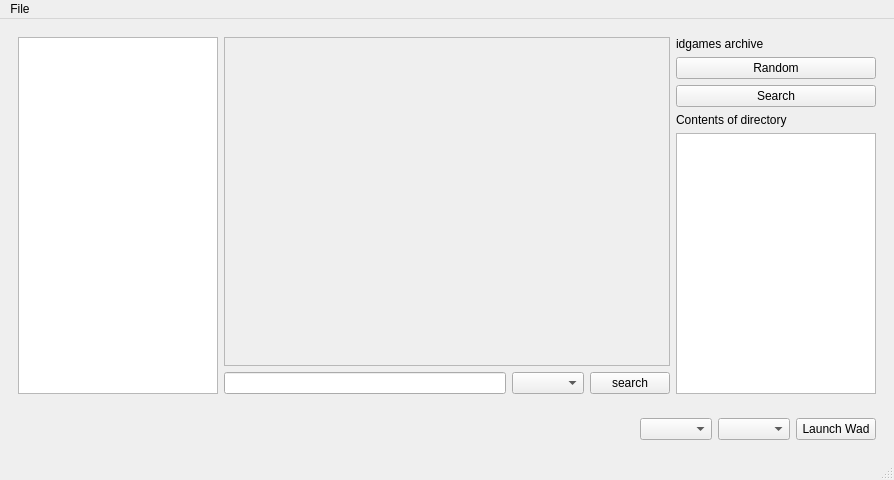
Above: src/main/resources/base/template/wadlauncher.ui from karlpet/WadLauncher before the change. Below: the same form after it.
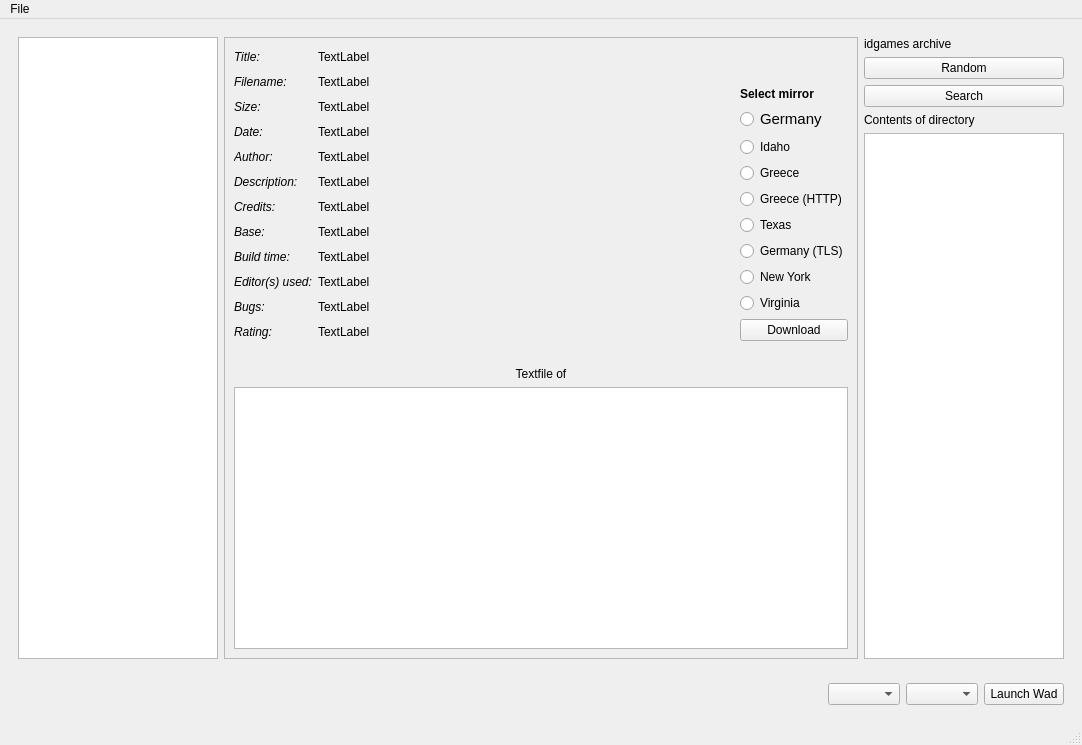
That is the form after the change. The open tabs and pages were chosen to show the change.

Patch:
```diff
--- a/src/main/resources/base/template/wadlauncher.ui
+++ b/src/main/resources/base/template/wadlauncher.ui
@@ -6,8 +6,8 @@
    <rect>
     <x>0</x>
     <y>0</y>
-    <width>894</width>
-    <height>480</height>
+    <width>1082</width>
+    <height>745</height>
    </rect>
   </property>
   <property name="windowTitle">
@@ -80,8 +80,8 @@
               <rect>
                <x>0</x>
                <y>0</y>
-               <width>444</width>
-               <height>309</height>
+               <width>632</width>
+               <height>574</height>
               </rect>
              </property>
             </widget>
@@ -109,7 +109,643 @@
           </item>
          </layout>
         </widget>
-        <widget class="QWidget" name="idgamesRandom"/>
+        <widget class="QWidget" name="idgames_detail">
+         <layout class="QVBoxLayout" name="verticalLayout_5">
+          <property name="leftMargin">
+           <number>0</number>
+          </property>
+          <property name="topMargin">
+           <number>0</number>
+          </property>
+          <property name="rightMargin">
+           <number>0</number>
+          </property>
+          <property name="bottomMargin">
+           <number>0</number>
+          </property>
+          <item>
+           <widget class="QScrollArea" name="scrollArea">
+            <property name="horizontalScrollBarPolicy">
+             <enum>Qt::ScrollBarAlwaysOff</enum>
+            </property>
+            <property name="widgetResizable">
+             <bool>true</bool>
+            </property>
+            <widget class="QWidget" name="scrollAreaWidgetContents">
+             <property name="geometry">
+              <rect>
+               <x>0</x>
+               <y>0</y>
+               <width>632</width>
+               <height>609</height>
+              </rect>
+             </property>
+             <layout class="QGridLayout" name="gridLayout_2">
+              <item row="2" column="0" colspan="2">
+               <layout class="QVBoxLayout" name="idgames_detail_reviews_layout">
+                <property name="bottomMargin">
+                 <number>20</number>
+                </property>
+               </layout>
+              </item>
+              <item row="0" column="1" rowspan="2">
+               <layout class="QVBoxLayout" name="idgames_detail_download_layout">
+                <property name="sizeConstraint">
+                 <enum>QLayout::SetMinimumSize</enum>
+                </property>
+                <item>
+                 <spacer name="verticalSpacer">
+                  <property name="orientation">
+                   <enum>Qt::Vertical</enum>
+                  </property>
+                  <property name="sizeHint" stdset="0">
+                   <size>
+                    <width>20</width>
+                    <height>40</height>
+                   </size>
+                  </property>
+                 </spacer>
+                </item>
+                <item>
+                 <widget class="QLabel" name="label">
+                  <property name="font">
+                   <font>
+                    <weight>75</weight>
+                    <bold>true</bold>
+                   </font>
+                  </property>
+                  <property name="text">
+                   <string>Select mirror</string>
+                  </property>
+                 </widget>
+                </item>
+                <item>
+                 <widget class="QRadioButton" name="radioButton_8">
+                  <property name="font">
+                   <font>
+                    <pointsize>11</pointsize>
+                   </font>
+                  </property>
+                  <property name="text">
+                   <string>Germany</string>
+                  </property>
+                  <attribute name="buttonGroup">
+                   <string notr="true">idgames_detail_download_mirror_select</string>
+                  </attribute>
+                 </widget>
+                </item>
+                <item>
+                 <widget class="QRadioButton" name="radioButton_7">
+                  <property name="text">
+                   <string>Idaho</string>
+                  </property>
+                  <attribute name="buttonGroup">
+                   <string notr="true">idgames_detail_download_mirror_select</string>
+                  </attribute>
+                 </widget>
+                </item>
+                <item>
+                 <widget class="QRadioButton" name="radioButton_6">
+                  <property name="text">
+                   <string>Greece</string>
+                  </property>
+                  <attribute name="buttonGroup">
+                   <string notr="true">idgames_detail_download_mirror_select</string>
+                  </attribute>
+                 </widget>
+                </item>
+                <item>
+                 <widget class="QRadioButton" name="radioButton_5">
+                  <property name="text">
+                   <string>Greece (HTTP)</string>
+                  </property>
+                  <attribute name="buttonGroup">
+                   <string notr="true">idgames_detail_download_mirror_select</string>
+                  </attribute>
+                 </widget>
+                </item>
+                <item>
+                 <widget class="QRadioButton" name="radioButton_4">
+                  <property name="text">
+                   <string>Texas</string>
+                  </property>
+                  <attribute name="buttonGroup">
+                   <string notr="true">idgames_detail_download_mirror_select</string>
+                  </attribute>
+                 </widget>
+                </item>
+                <item>
+                 <widget class="QRadioButton" name="radioButton_3">
+                  <property name="text">
+                   <string>Germany (TLS)</string>
+                  </property>
+                  <attribute name="buttonGroup">
+                   <string notr="true">idgames_detail_download_mirror_select</string>
+                  </attribute>
+                 </widget>
+                </item>
+                <item>
+                 <widget class="QRadioButton" name="radioButton_2">
+                  <property name="text">
+                   <string>New York</string>
+                  </property>
+                  <attribute name="buttonGroup">
+                   <string notr="true">idgames_detail_download_mirror_select</string>
+                  </attribute>
+                 </widget>
+                </item>
+                <item>
+                 <widget class="QRadioButton" name="radioButton">
+                  <property name="text">
+                   <string>Virginia</string>
+                  </property>
+                  <attribute name="buttonGroup">
+                   <string notr="true">idgames_detail_download_mirror_select</string>
+                  </attribute>
+                 </widget>
+                </item>
+                <item>
+                 <widget class="QPushButton" name="idgames_detail_download_button">
+                  <property name="text">
+                   <string>Download</string>
+                  </property>
+                 </widget>
+                </item>
+               </layout>
+              </item>
+              <item row="0" column="0" rowspan="2">
+               <layout class="QGridLayout" name="idgames_detail_info_layout">
+                <item row="6" column="0">
+                 <widget class="QLabel" name="label_8">
+                  <property name="sizePolicy">
+                   <sizepolicy hsizetype="Minimum" vsizetype="Preferred">
+                    <horstretch>0</horstretch>
+                    <verstretch>0</verstretch>
+                   </sizepolicy>
+                  </property>
+                  <property name="font">
+                   <font>
+                    <pointsize>9</pointsize>
+                    <italic>true</italic>
+                   </font>
+                  </property>
+                  <property name="text">
+                   <string>Credits:</string>
+                  </property>
+                 </widget>
+                </item>
+                <item row="8" column="0">
+                 <widget class="QLabel" name="label_6">
+                  <property name="sizePolicy">
+                   <sizepolicy hsizetype="Minimum" vsizetype="Preferred">
+                    <horstretch>0</horstretch>
+                    <verstretch>0</verstretch>
+                   </sizepolicy>
+                  </property>
+                  <property name="font">
+                   <font>
+                    <pointsize>9</pointsize>
+                    <italic>true</italic>
+                   </font>
+                  </property>
+                  <property name="text">
+                   <string>Build time:</string>
+                  </property>
+                 </widget>
+                </item>
+                <item row="10" column="0">
+                 <widget class="QLabel" name="label_3">
+                  <property name="sizePolicy">
+                   <sizepolicy hsizetype="Minimum" vsizetype="Preferred">
+                    <horstretch>0</horstretch>
+                    <verstretch>0</verstretch>
+                   </sizepolicy>
+                  </property>
+                  <property name="font">
+                   <font>
+                    <pointsize>9</pointsize>
+                    <italic>true</italic>
+                   </font>
+                  </property>
+                  <property name="text">
+                   <string>Bugs:</string>
+                  </property>
+                 </widget>
+                </item>
+                <item row="7" column="0">
+                 <widget class="QLabel" name="label_7">
+                  <property name="sizePolicy">
+                   <sizepolicy hsizetype="Minimum" vsizetype="Preferred">
+                    <horstretch>0</horstretch>
+                    <verstretch>0</verstretch>
+                   </sizepolicy>
+                  </property>
+                  <property name="font">
+                   <font>
+                    <pointsize>9</pointsize>
+                    <italic>true</italic>
+                   </font>
+                  </property>
+                  <property name="text">
+                   <string>Base:</string>
+                  </property>
+                 </widget>
+                </item>
+                <item row="1" column="1">
+                 <widget class="QLabel" name="idgames_detail_info_filename">
+                  <property name="sizePolicy">
+                   <sizepolicy hsizetype="Expanding" vsizetype="Preferred">
+                    <horstretch>0</horstretch>
+                    <verstretch>0</verstretch>
+                   </sizepolicy>
+                  </property>
+                  <property name="font">
+                   <font>
+                    <pointsize>9</pointsize>
+                   </font>
+                  </property>
+                  <property name="text">
+                   <string>TextLabel</string>
+                  </property>
+                 </widget>
+                </item>
+                <item row="3" column="0">
+                 <widget class="QLabel" name="label_11">
+                  <property name="sizePolicy">
+                   <sizepolicy hsizetype="Minimum" vsizetype="Preferred">
+                    <horstretch>0</horstretch>
+                    <verstretch>0</verstretch>
+                   </sizepolicy>
+                  </property>
+                  <property name="font">
+                   <font>
+                    <pointsize>9</pointsize>
+                    <italic>true</italic>
+                   </font>
+                  </property>
+                  <property name="text">
+                   <string>Date:</string>
+                  </property>
+                 </widget>
+                </item>
+                <item row="7" column="1">
+                 <widget class="QLabel" name="idgames_detail_info_base">
+                  <property name="sizePolicy">
+                   <sizepolicy hsizetype="Expanding" vsizetype="Preferred">
+                    <horstretch>0</horstretch>
+                    <verstretch>0</verstretch>
+                   </sizepolicy>
+                  </property>
+                  <property name="font">
+                   <font>
+                    <pointsize>9</pointsize>
+                   </font>
+                  </property>
+                  <property name="text">
+                   <string>TextLabel</string>
+                  </property>
+                 </widget>
+                </item>
+                <item row="8" column="1">
+                 <widget class="QLabel" name="idgames_detail_info_buildtime">
+                  <property name="sizePolicy">
+                   <sizepolicy hsizetype="Expanding" vsizetype="Preferred">
+                    <horstretch>0</horstretch>
+                    <verstretch>0</verstretch>
+                   </sizepolicy>
+                  </property>
+                  <property name="font">
+                   <font>
+                    <pointsize>9</pointsize>
+                   </font>
+                  </property>
+                  <property name="text">
+                   <string>TextLabel</string>
+                  </property>
+                 </widget>
+                </item>
+                <item row="4" column="0">
+                 <widget class="QLabel" name="label_10">
+                  <property name="sizePolicy">
+                   <sizepolicy hsizetype="Minimum" vsizetype="Preferred">
+                    <horstretch>0</horstretch>
+                    <verstretch>0</verstretch>
+                   </sizepolicy>
+                  </property>
+                  <property name="font">
+                   <font>
+                    <pointsize>9</pointsize>
+                    <italic>true</italic>
+                   </font>
+                  </property>
+                  <property name="text">
+                   <string>Author:</string>
+                  </property>
+                 </widget>
+                </item>
+                <item row="0" column="1">
+                 <widget class="QLabel" name="idgames_detail_info_title">
+                  <property name="sizePolicy">
+                   <sizepolicy hsizetype="Expanding" vsizetype="Preferred">
+                    <horstretch>0</horstretch>
+                    <verstretch>0</verstretch>
+                   </sizepolicy>
+                  </property>
+                  <property name="font">
+                   <font>
+                    <pointsize>9</pointsize>
+                   </font>
+                  </property>
+                  <property name="autoFillBackground">
+                   <bool>false</bool>
+                  </property>
+                  <property name="text">
+                   <string>TextLabel</string>
+                  </property>
+                 </widget>
+                </item>
+                <item row="2" column="1">
+                 <widget class="QLabel" name="idgames_detail_info_size">
+                  <property name="sizePolicy">
+                   <sizepolicy hsizetype="Expanding" vsizetype="Preferred">
+                    <horstretch>0</horstretch>
+                    <verstretch>0</verstretch>
+                   </sizepolicy>
+                  </property>
+                  <property name="font">
+                   <font>
+                    <pointsize>9</pointsize>
+                   </font>
+                  </property>
+                  <property name="text">
+                   <string>TextLabel</string>
+                  </property>
+                 </widget>
+                </item>
+                <item row="6" column="1">
+                 <widget class="QLabel" name="idgames_detail_info_credits">
+                  <property name="sizePolicy">
+                   <sizepolicy hsizetype="Expanding" vsizetype="Preferred">
+                    <horstretch>0</horstretch>
+                    <verstretch>0</verstretch>
+                   </sizepolicy>
+                  </property>
+                  <property name="font">
+                   <font>
+                    <pointsize>9</pointsize>
+                   </font>
+                  </property>
+                  <property name="text">
+                   <string>TextLabel</string>
+                  </property>
+                 </widget>
+                </item>
+                <item row="5" column="1">
+                 <widget class="QLabel" name="idgames_detail_info_description">
+                  <property name="sizePolicy">
+                   <sizepolicy hsizetype="Expanding" vsizetype="Preferred">
+                    <horstretch>0</horstretch>
+                    <verstretch>0</verstretch>
+                   </sizepolicy>
+                  </property>
+                  <property name="font">
+                   <font>
+                    <pointsize>9</pointsize>
+                   </font>
+                  </property>
+                  <property name="text">
+                   <string>TextLabel</string>
+                  </property>
+                 </widget>
+                </item>
+                <item row="4" column="1">
+                 <widget class="QLabel" name="idgames_detail_info_author">
+                  <property name="sizePolicy">
+                   <sizepolicy hsizetype="Expanding" vsizetype="Preferred">
+                    <horstretch>0</horstretch>
+                    <verstretch>0</verstretch>
+                   </sizepolicy>
+                  </property>
+                  <property name="font">
+                   <font>
+                    <pointsize>9</pointsize>
+                   </font>
+                  </property>
+                  <property name="text">
+                   <string>TextLabel</string>
+                  </property>
+                 </widget>
+                </item>
+                <item row="1" column="0">
+                 <widget class="QLabel" name="label_13">
+                  <property name="sizePolicy">
+                   <sizepolicy hsizetype="Minimum" vsizetype="Preferred">
+                    <horstretch>0</horstretch>
+                    <verstretch>0</verstretch>
+                   </sizepolicy>
+                  </property>
+                  <property name="font">
+                   <font>
+                    <pointsize>9</pointsize>
+                    <italic>true</italic>
+                   </font>
+                  </property>
+                  <property name="text">
+                   <string>Filename:</string>
+                  </property>
+                 </widget>
+                </item>
+                <item row="0" column="0">
+                 <widget class="QLabel" name="label_14">
+                  <property name="sizePolicy">
+                   <sizepolicy hsizetype="Minimum" vsizetype="Preferred">
+                    <horstretch>0</horstretch>
+                    <verstretch>0</verstretch>
+                   </sizepolicy>
+                  </property>
+                  <property name="font">
+                   <font>
+                    <pointsize>9</pointsize>
+                    <italic>true</italic>
+                   </font>
+                  </property>
+                  <property name="text">
+                   <string>Title:</string>
+                  </property>
+                 </widget>
+                </item>
+                <item row="10" column="1">
+                 <widget class="QLabel" name="idgames_detail_info_bugs">
+                  <property name="sizePolicy">
+                   <sizepolicy hsizetype="Expanding" vsizetype="Preferred">
+                    <horstretch>0</horstretch>
+                    <verstretch>0</verstretch>
+                   </sizepolicy>
+                  </property>
+                  <property name="font">
+                   <font>
+                    <pointsize>9</pointsize>
+                   </font>
+                  </property>
+                  <property name="text">
+                   <string>TextLabel</string>
+                  </property>
+                 </widget>
+                </item>
+                <item row="3" column="1">
+                 <widget class="QLabel" name="idgames_detail_info_date">
+                  <property name="sizePolicy">
+                   <sizepolicy hsizetype="Expanding" vsizetype="Preferred">
+                    <horstretch>0</horstretch>
+                    <verstretch>0</verstretch>
+                   </sizepolicy>
+                  </property>
+                  <property name="font">
+                   <font>
+                    <pointsize>9</pointsize>
+                   </font>
+                  </property>
+                  <property name="text">
+                   <string>TextLabel</string>
+                  </property>
+                 </widget>
+                </item>
+                <item row="5" column="0">
+                 <widget class="QLabel" name="label_9">
+                  <property name="sizePolicy">
+                   <sizepolicy hsizetype="Minimum" vsizetype="Preferred">
+                    <horstretch>0</horstretch>
+                    <verstretch>0</verstretch>
+                   </sizepolicy>
+                  </property>
+                  <property name="font">
+                   <font>
+                    <pointsize>9</pointsize>
+                    <italic>true</italic>
+                   </font>
+                  </property>
+                  <property name="text">
+                   <string>Description:</string>
+                  </property>
+                 </widget>
+                </item>
+                <item row="2" column="0">
+                 <widget class="QLabel" name="label_12">
+                  <property name="sizePolicy">
+                   <sizepolicy hsizetype="Minimum" vsizetype="Preferred">
+                    <horstretch>0</horstretch>
+                    <verstretch>0</verstretch>
+                   </sizepolicy>
+                  </property>
+                  <property name="font">
+                   <font>
+                    <pointsize>9</pointsize>
+                    <italic>true</italic>
+                   </font>
+                  </property>
+                  <property name="text">
+                   <string>Size:</string>
+                  </property>
+                 </widget>
+                </item>
+                <item row="9" column="0">
+                 <widget class="QLabel" name="label_4">
+                  <property name="sizePolicy">
+                   <sizepolicy hsizetype="Minimum" vsizetype="Preferred">
+                    <horstretch>0</horstretch>
+                    <verstretch>0</verstretch>
+                   </sizepolicy>
+                  </property>
+                  <property name="font">
+                   <font>
+                    <pointsize>9</pointsize>
+                    <italic>true</italic>
+                   </font>
+                  </property>
+                  <property name="text">
+                   <string>Editor(s) used:</string>
+                  </property>
+                  <property name="scaledContents">
+                   <bool>false</bool>
+                  </property>
+                 </widget>
+                </item>
+                <item row="9" column="1">
+                 <widget class="QLabel" name="idgames_detail_info_editors">
+                  <property name="sizePolicy">
+                   <sizepolicy hsizetype="Expanding" vsizetype="Preferred">
+                    <horstretch>0</horstretch>
+                    <verstretch>0</verstretch>
+                   </sizepolicy>
+                  </property>
+                  <property name="font">
+                   <font>
+                    <pointsize>9</pointsize>
+                   </font>
+                  </property>
+                  <property name="text">
+                   <string>TextLabel</string>
+                  </property>
+                 </widget>
+                </item>
+                <item row="11" column="0">
+                 <widget class="QLabel" name="label_5">
+                  <property name="sizePolicy">
+                   <sizepolicy hsizetype="Minimum" vsizetype="Preferred">
+                    <horstretch>0</horstretch>
+                    <verstretch>0</verstretch>
+                   </sizepolicy>
+                  </property>
+                  <property name="font">
+                   <font>
+                    <pointsize>9</pointsize>
+                    <italic>true</italic>
+                   </font>
+                  </property>
+                  <property name="text">
+                   <string>Rating:</string>
+                  </property>
+                 </widget>
+                </item>
+                <item row="11" column="1">
+                 <widget class="QLabel" name="idgames_detail_info_rating">
+                  <property name="sizePolicy">
+                   <sizepolicy hsizetype="Expanding" vsizetype="Preferred">
+                    <horstretch>0</horstretch>
+                    <verstretch>0</verstretch>
+                   </sizepolicy>
+                  </property>
+                  <property name="font">
+                   <font>
+                    <pointsize>9</pointsize>
+                   </font>
+                  </property>
+                  <property name="text">
+                   <string>TextLabel</string>
+                  </property>
+                 </widget>
+                </item>
+               </layout>
+              </item>
+              <item row="4" column="0" colspan="2">
+               <widget class="QPlainTextEdit" name="plainTextEdit"/>
+              </item>
+              <item row="3" column="0" colspan="2">
+               <widget class="QLabel" name="label_24">
+                <property name="text">
+                 <string>Textfile of</string>
+                </property>
+                <property name="alignment">
+                 <set>Qt::AlignCenter</set>
+                </property>
+               </widget>
+              </item>
+             </layout>
+            </widget>
+           </widget>
+          </item>
+         </layout>
+        </widget>
        </widget>
       </item>
       <item>
@@ -255,7 +891,7 @@
     <rect>
      <x>0</x>
      <y>0</y>
-     <width>894</width>
+     <width>1082</width>
      <height>25</height>
     </rect>
    </property>
```
Left out of the diff: 3 changed lines with no effect on the pictures.
